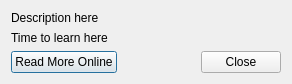
Above: dialoglang.ui from vtulonen/language-difficulty-guide before the change. Below: the same form after it.
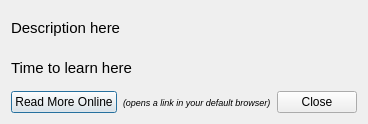
That is the form after the change.

Commit message: add button to open browserlink to more information

Diff of the .ui file:
```diff
--- a/dialoglang.ui
+++ b/dialoglang.ui
@@ -6,36 +6,46 @@
    <rect>
     <x>0</x>
     <y>0</y>
-    <width>292</width>
-    <height>77</height>
+    <width>358</width>
+    <height>124</height>
    </rect>
   </property>
   <property name="windowTitle">
    <string>Dialog</string>
   </property>
   <layout class="QGridLayout" name="gridLayout">
-   <item row="0" column="0" colspan="2">
+   <item row="4" column="0">
+    <widget class="QPushButton" name="buttonOpenBrowser">
+     <property name="text">
+      <string>Read More Online</string>
+     </property>
+    </widget>
+   </item>
+   <item row="0" column="0" colspan="3">
     <widget class="QLabel" name="labelDescription">
+     <property name="font">
+      <font>
+       <pointsize>11</pointsize>
+      </font>
+     </property>
      <property name="text">
       <string>Description here</string>
      </property>
     </widget>
    </item>
-   <item row="1" column="0" colspan="2">
+   <item row="1" column="0" colspan="3">
     <widget class="QLabel" name="labelTimeToLearn">
+     <property name="font">
+      <font>
+       <pointsize>11</pointsize>
+      </font>
+     </property>
      <property name="text">
       <string>Time to learn here</string>
      </property>
     </widget>
    </item>
-   <item row="3" column="0">
-    <widget class="QPushButton" name="buttonSearch">
-     <property name="text">
-      <string>Read More Online</string>
-     </property>
-    </widget>
-   </item>
-   <item row="3" column="1">
+   <item row="4" column="2">
     <widget class="QDialogButtonBox" name="buttonBox">
      <property name="orientation">
       <enum>Qt::Horizontal</enum>
@@ -45,6 +55,19 @@
      </property>
     </widget>
    </item>
+   <item row="4" column="1">
+    <widget class="QLabel" name="label">
+     <property name="font">
+      <font>
+       <pointsize>7</pointsize>
+       <italic>true</italic>
+      </font>
+     </property>
+     <property name="text">
+      <string>(opens a link in your default browser)</string>
+     </property>
+    </widget>
+   </item>
   </layout>
  </widget>
  <resources/>
```
Left out of the diff: 16 changed lines with no effect on the pictures. The commit also changes 4 other files.
